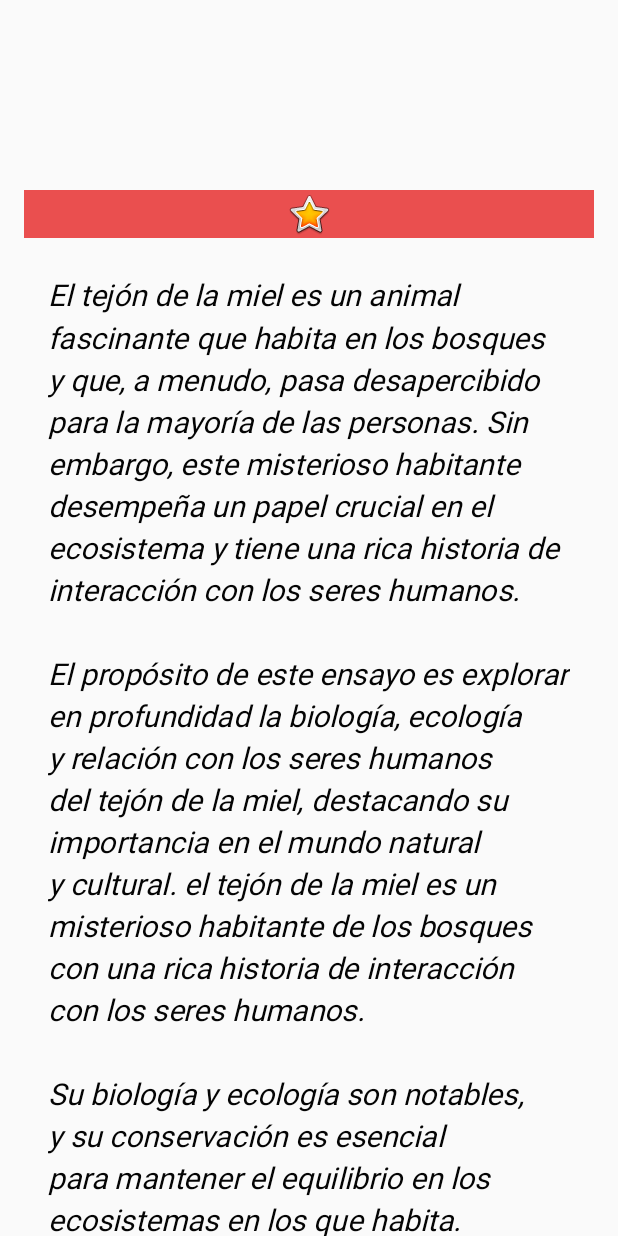
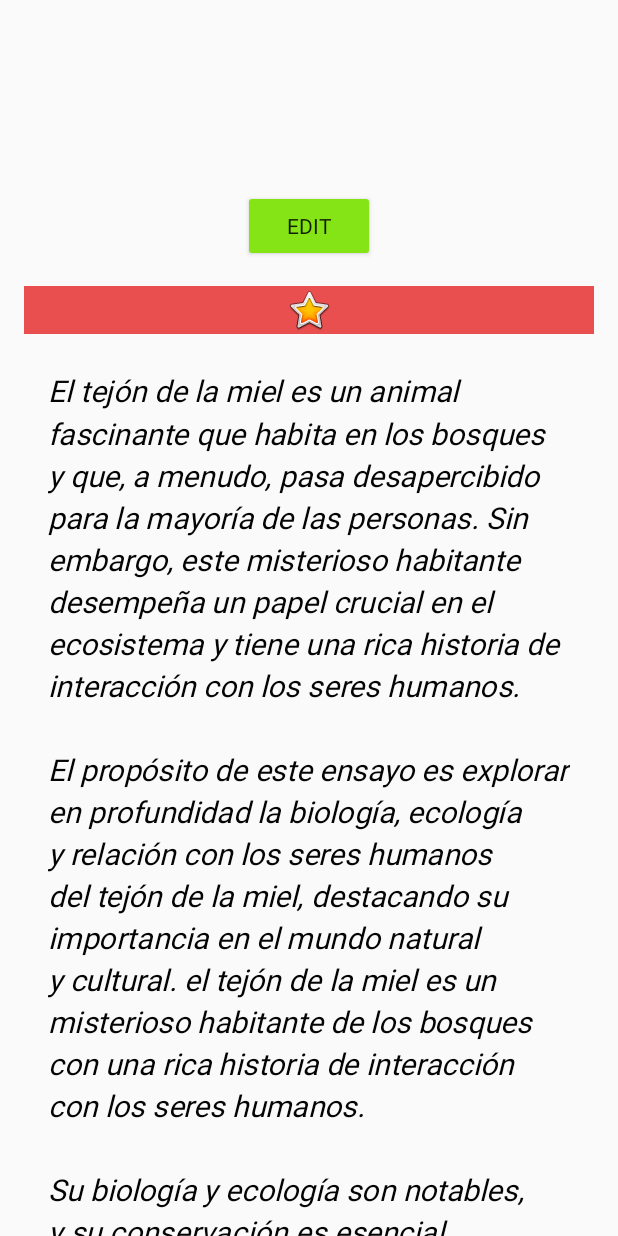
Before and after one commit to DanteCam7/aboutMeKotlin, an Android app built with Jetpack Compose: the screen it shows after launch (MainActivity), after a tap on "DONE", on a phone screen of 412 x 824 dp. Run offline under Robolectric (Android 15) with nearby library versions, the phone set to English and light mode, and no system bars; our stand-ins replace data binding.

Commit message:
EDIT NAMES

```diff
--- a/app/src/main/java/com/example/aboutme/MainActivity.kt
+++ b/app/src/main/java/com/example/aboutme/MainActivity.kt
@@ -19,6 +19,7 @@ import androidx.compose.ui.tooling.preview.Preview
 import androidx.databinding.DataBindingUtil
 import com.example.aboutme.databinding.ActivityMainBinding
 import com.example.aboutme.ui.theme.AboutMeTheme
+import com.example.aboutme.ui.theme.EditName
 
 
 class MainActivity : ComponentActivity() {
@@ -49,6 +50,9 @@ class MainActivity : ComponentActivity() {
         binding.doneButton.setOnClickListener{
             addNickname(it)
         }
+        binding.editButton.setOnClickListener{
+            editNames(it)
+        }
     }
 
     private fun addNickname(view: View){
@@ -71,11 +75,21 @@ class MainActivity : ComponentActivity() {
             nameEdition.visibility= View.GONE
             doneButton.visibility=View.GONE
             nicknameText.visibility=View.VISIBLE
+            textView.visibility=View.VISIBLE
+        }
+        val imm = getSystemService(Context.INPUT_METHOD_SERVICE) as InputMethodManager
+        imm.hideSoftInputFromWindow(view.windowToken, 0)
+    }
+
+    private fun editNames(view: View){
+        binding.apply {
+            nicknameEdit.visibility= View.VISIBLE
+            nameEdition.visibility= View.VISIBLE
+            doneButton.visibility=View.VISIBLE
+            nicknameText.visibility=View.GONE
+            textView.visibility=View.GONE
         }
 
-
-        val imm = getSystemService(Context.INPUT_METHOD_SERVICE) as InputMethodManager
-        imm.hideSoftInputFromWindow(view.windowToken, 0)
     }
 
 }
--- /dev/null
+++ b/app/src/main/java/com/example/aboutme/ui/theme/EditName.kt
@@ -0,0 +1,4 @@
+package com.example.aboutme.ui.theme
+
+class EditName (var name: String="", var nickname:String="") {
+}
--- a/app/src/main/res/layout/activity_main.xml
+++ b/app/src/main/res/layout/activity_main.xml
@@ -21,7 +21,8 @@
         android:layout_height="wrap_content"
         android:text="@={myName.name}"
         android:textAlignment="center"
-        style="@style/NameStyle" />
+        style="@style/NameStyle"
+        android:visibility="gone"/>
 
     <EditText
         android:id="@+id/name_edition"
@@ -64,6 +65,16 @@
         android:visibility="gone"
         android:text="@={myName.nickname}"/>
 
+    <Button
+        android:id="@+id/edit_button"
+        android:layout_width="wrap_content"
+        android:layout_height="wrap_content"
+        android:layout_gravity="center_horizontal"
+        android:layout_marginTop="@dimen/layout_margin"
+        android:backgroundTint="#85E415"
+        android:fontFamily="@font/roboto"
+        android:text="@string/edit_names" />
+
     <ImageView
         android:id="@+id/star_image"
         android:layout_width="match_parent"
@@ -73,6 +84,7 @@
         android:contentDescription="@string/yellow_star"
         android:src="@android:drawable/btn_star_big_on"
         tools:src="@android:drawable/btn_star_big_on" />
+
 
     <ScrollView
         android:layout_width="match_parent"
--- a/app/src/main/res/values/strings.xml
+++ b/app/src/main/res/values/strings.xml
@@ -18,4 +18,5 @@
     <string name="nickname">What is your nickname?</string>
     <string name="done">Done</string>
     <string name="name_hint">What is your name?</string>
+    <string name="edit_names">Edit</string>
 </resources>
```
